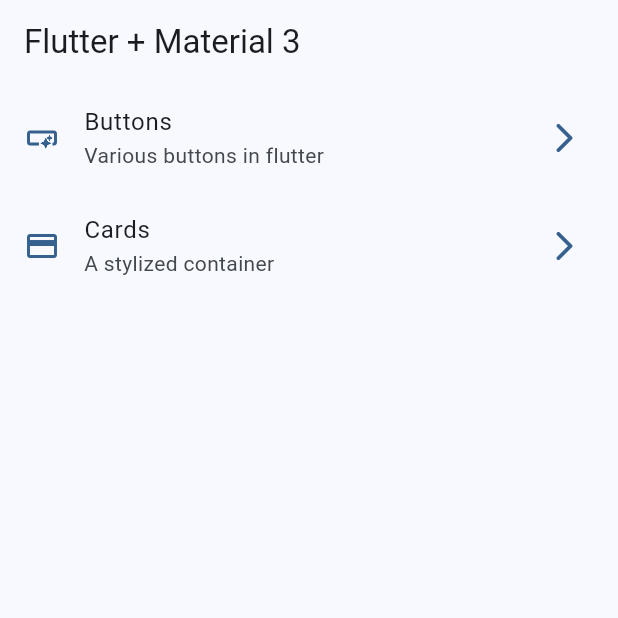
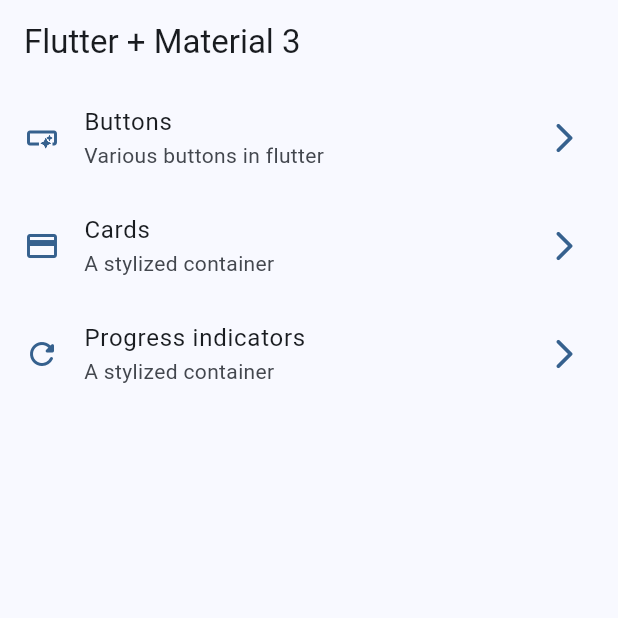
Before and after one commit to raudel25/widget_app, a Flutter app: the screen it shows after launch, on a phone screen of 412 x 824 dp, the top half of it. Run offline on Flutter 3.47's test engine with Material 3 defaults, Android fonts, the phone set to English and light mode, and no system bars; our stand-ins replace go_router.

Commit message:
Progress indicators

```diff
--- a/lib/config/menu/menu_items.dart
+++ b/lib/config/menu/menu_items.dart
@@ -23,5 +23,10 @@ const appMenuItems = <MenuItem>[
       title: 'Cards',
       subTitle: 'A stylized container',
       route: '/cards',
-      icon: Icons.credit_card)
+      icon: Icons.credit_card),
+  MenuItem(
+      title: 'Progress indicators',
+      subTitle: 'A stylized container',
+      route: '/progressIndicators',
+      icon: Icons.refresh_rounded)
 ];
--- a/lib/config/router/app_router.dart
+++ b/lib/config/router/app_router.dart
@@ -2,6 +2,7 @@ import 'package:go_router/go_router.dart';
 import 'package:widget_app/presentation/screens/buttons/buttons_screen.dart';
 import 'package:widget_app/presentation/screens/cards/cards_screen.dart';
 import 'package:widget_app/presentation/screens/home/home_screen.dart';
+import 'package:widget_app/presentation/screens/progress_indicators/progress_indicators_screen.dart';
 
 final appRouter = GoRouter(
   routes: [
@@ -17,5 +18,9 @@ final appRouter = GoRouter(
       path: '/cards',
       builder: (context, state) => const CardsScreen(),
     ),
+    GoRoute(
+      path: '/progressIndicators',
+      builder: (context, state) => const ProgressIndicatorsScreen(),
+    )
   ],
 );
```
Also changed, not shown: lib/presentation/screens/progress_indicators/progress_indicators_screen.dart (added, +75 -0 lines).
